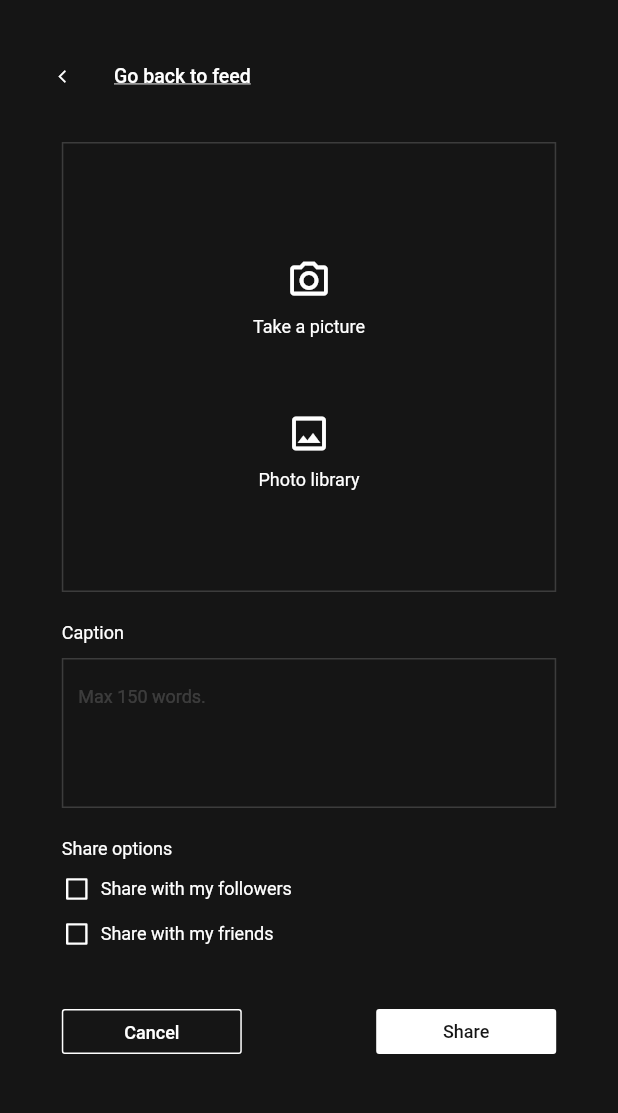
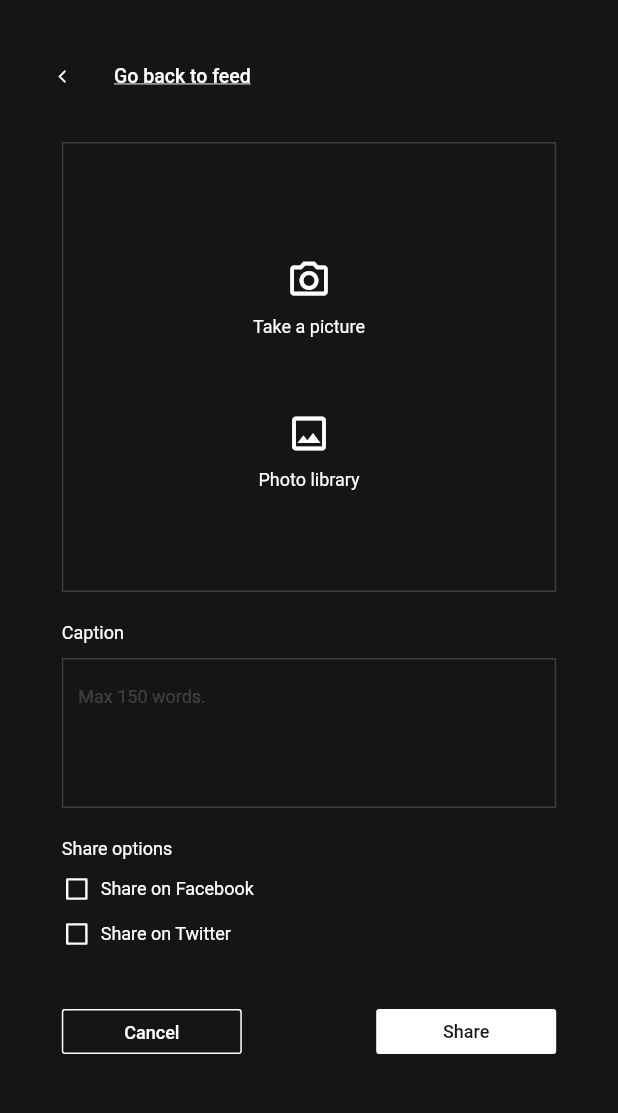
Before and after one commit to KeylabMichelle/breathe_app, a Flutter app: the UploadPhoto screen opened directly, on a phone screen of 412 x 824 dp, the part 95-1208 px from its top. Run offline on Flutter 3.47's test engine with Material 2 defaults, Android fonts, the phone set to English and light mode, and no system bars; our stand-ins replace google_fonts.

```diff
--- a/lib/pages/upload_pic/upload_photo.dart
+++ b/lib/pages/upload_pic/upload_photo.dart
@@ -173,7 +173,7 @@ class _UploadPhotoState extends State<UploadPhoto> {
                               ),
                             ),
                             const Text(
-                              '  Share with my followers',
+                              '  Share on Facebook',
                               style:
                                   TextStyle(color: Colors.white, fontSize: 12),
                             ),
@@ -204,7 +204,7 @@ class _UploadPhotoState extends State<UploadPhoto> {
                               ),
                             ),
                             const Text(
-                              '  Share with my friends',
+                              '  Share on Twitter',
                               style:
                                   TextStyle(color: Colors.white, fontSize: 12),
                             ),
```
